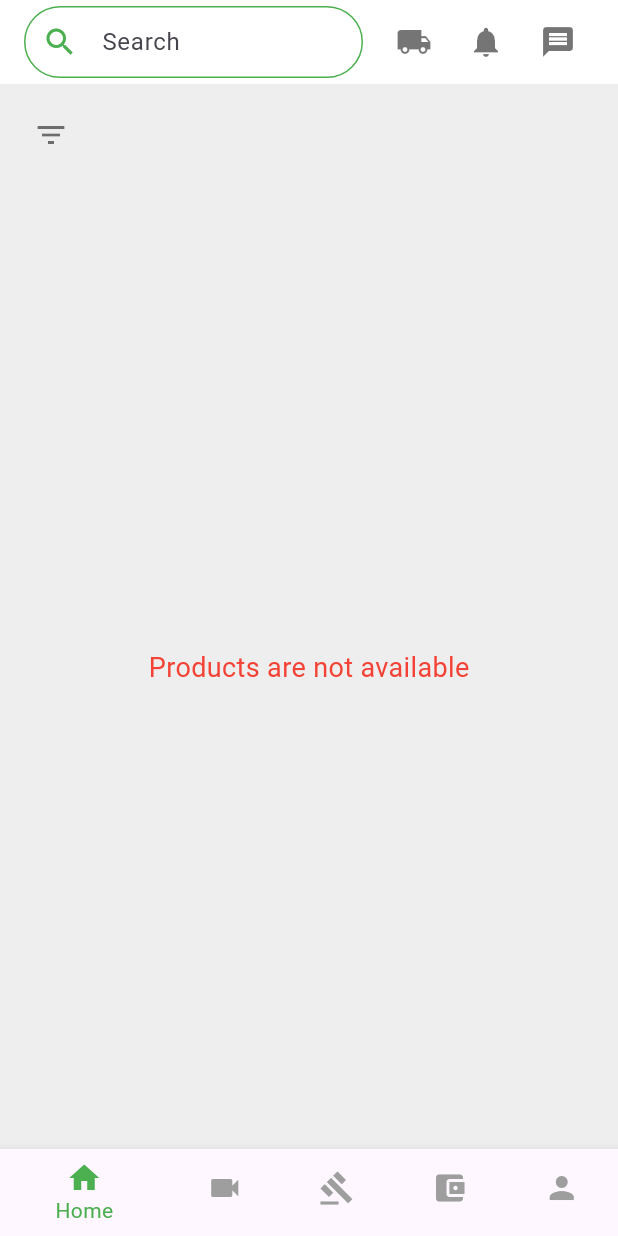
After one commit to varunthakare/hybrid_market, a Flutter app: the ConsumerDashPage screen opened directly, on a phone screen of 412 x 824 dp. The commit adds this screen. Run offline on Flutter 3.47's test engine with Material 3 defaults, Android fonts, the light colour scheme and no system bars.

Commit message:
dashboard updated for farmer and consumer

```diff
--- /dev/null
+++ b/lib/pages/consumer_dash_page.dart
@@ -0,0 +1,119 @@
+import 'package:flutter/material.dart';
+
+class ConsumerDashPage extends StatelessWidget {
+  final bool hasProducts = false; // Set to true if products are available
+
+  @override
+  Widget build(BuildContext context) {
+    return Scaffold(
+      backgroundColor: Colors.grey[200], // Light grey background for the body
+      appBar: AppBar(
+        backgroundColor: Colors.white,
+        elevation: 0,
+        automaticallyImplyLeading: false, // Disable the back button
+        title: Row(
+          children: [
+            Expanded(
+              child: TextField(
+                decoration: InputDecoration(
+                  filled: true,
+                  fillColor: Colors.white,
+                  prefixIcon: Icon(Icons.search, color: Colors.green),
+                  hintText: 'Search',
+                  contentPadding: EdgeInsets.symmetric(vertical: 10), // Reduced height
+                  border: OutlineInputBorder(
+                    borderRadius: BorderRadius.circular(30),
+                    borderSide: BorderSide(color: Colors.green, width: 2),
+                  ),
+                  enabledBorder: OutlineInputBorder(
+                    borderRadius: BorderRadius.circular(30),
+                    borderSide: BorderSide(color: Colors.green),
+                  ),
+                ),
+              ),
+            ),
+            SizedBox(width: 10),
+            IconButton(
+              icon: Icon(Icons.local_shipping, color: Colors.black54),
+              onPressed: () {
+                // Delivery button functionality
+              },
+            ),
+            IconButton(
+              icon: Icon(Icons.notifications, color: Colors.black54),
+              onPressed: () {
+                // Notification button functionality
+              },
+            ),
+            IconButton(
+              icon: Icon(Icons.message, color: Colors.black54),
+              onPressed: () {
+                // Message button functionality
+              },
+            ),
+          ],
+        ),
+      ),
+      body: Column(
+        children: [
+          Padding(
+            padding: const EdgeInsets.all(10.0),
+            child: Row(
+              children: [
+                IconButton(
+                  icon: Icon(Icons.filter_list, color: Colors.black54),
+                  onPressed: () {
+                    // Filter button functionality
+                  },
+                ),
+              ],
+            ),
+          ),
+          Expanded(
+            child: Container(
+              color: Colors.grey[200],
+              child: Center(
+                child: hasProducts
+                    ? Text(
+                        "Consumer Dashboard Content",
+                        style: TextStyle(fontSize: 18, color: Colors.black54),
+                      )
+                    : Text(
+                        "Products are not available",
+                        style: TextStyle(fontSize: 18, color: Colors.red),
+                      ),
+              ),
+            ),
+          ),
+        ],
+      ),
+      bottomNavigationBar: BottomNavigationBar(
+        backgroundColor: Colors.white,
+        selectedItemColor: Colors.green,
+        unselectedItemColor: Colors.grey,
+        items: [
+          BottomNavigationBarItem(
+            icon: Icon(Icons.home),
+            label: 'Home',
+          ),
+          BottomNavigationBarItem(
+            icon: Icon(Icons.videocam),
+            label: 'Reels',
+          ),
+          BottomNavigationBarItem(
+            icon: Icon(Icons.gavel),
+            label: 'Bid',
+          ),
+          BottomNavigationBarItem(
+            icon: Icon(Icons.account_balance_wallet),
+            label: 'Wallet',
+          ),
+          BottomNavigationBarItem(
+            icon: Icon(Icons.person),
+            label: 'Profile',
+          ),
+        ],
+      ),
+    );
+  }
+}
```
Also changed, not shown: lib/pages/farmer_dash_page.dart (added, +88 -0 lines), lib/pages/signin_page.dart (+26 -6 lines).
